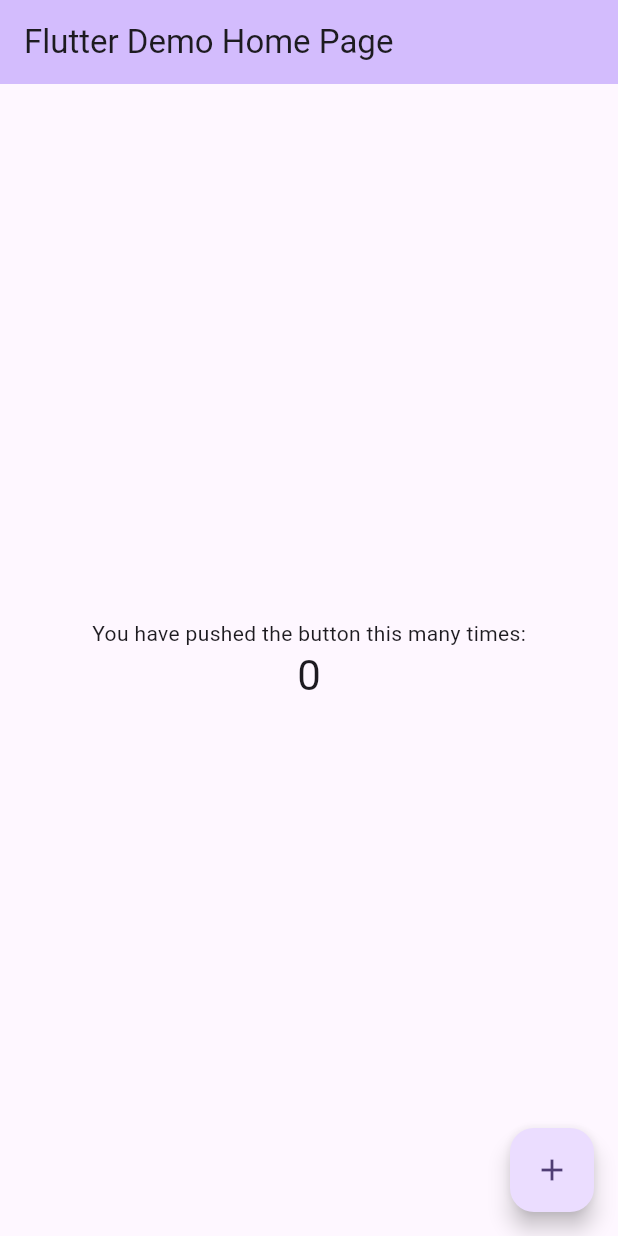
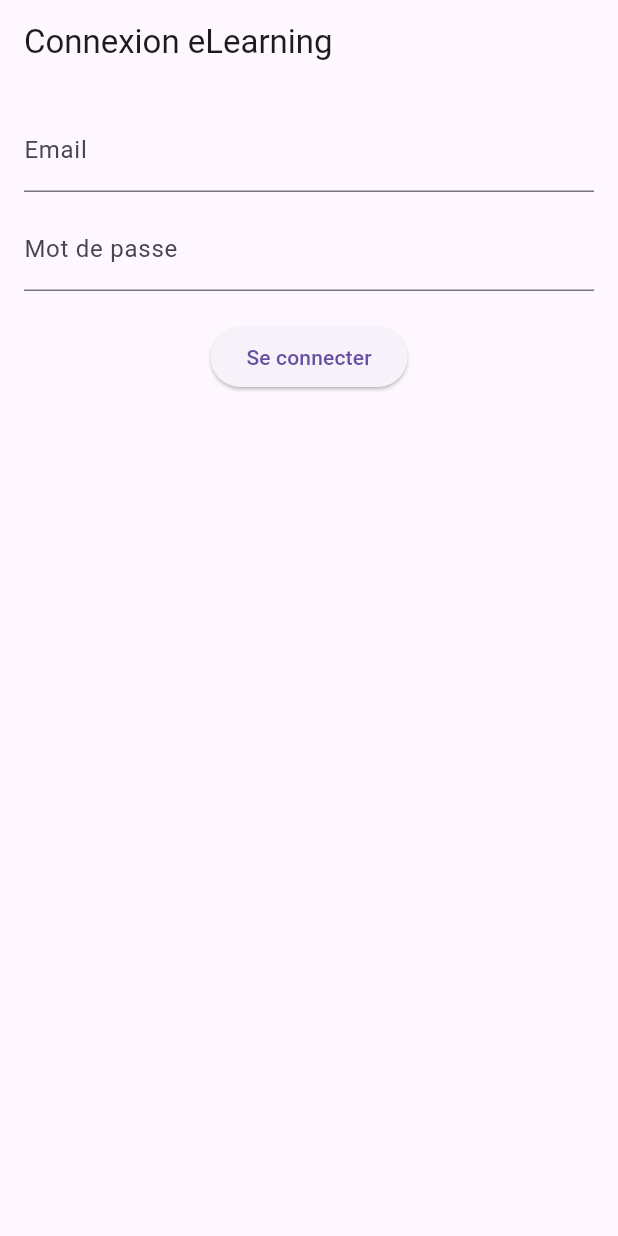
Before and after one commit to Rynd2025/elearningapp, a Flutter app: the screen it shows after launch, on a phone screen of 412 x 824 dp. Run offline on Flutter 3.47's test engine with Material 3 defaults, Android fonts, the phone set to English and light mode, and no system bars; our stand-ins replace dartz, dio, equatable, flutter_bloc, get_it.

```diff
--- a/lib/features/auth/presentation/bloc/auth_event.dart
+++ b/lib/features/auth/presentation/bloc/auth_event.dart
@@ -0,0 +1,18 @@
+part of 'auth_bloc.dart';
+
+sealed class AuthEvent extends Equatable {
+  const AuthEvent();
+
+  @override
+  List<Object> get props => [];
+}
+
+final class AuthLoginRequested extends AuthEvent {
+  final String email;
+  final String password;
+
+  const AuthLoginRequested({required this.email, required this.password});
+
+  @override
+  List<Object> get props => [email, password];
+}
--- a/lib/features/auth/presentation/bloc/auth_state.dart
+++ b/lib/features/auth/presentation/bloc/auth_state.dart
@@ -0,0 +1,28 @@
+part of 'auth_bloc.dart';
+
+sealed class AuthState extends Equatable {
+  const AuthState();
+
+  @override
+  List<Object> get props => [];
+}
+
+final class AuthInitial extends AuthState {}
+
+final class AuthLoading extends AuthState {}
+
+final class AuthSuccess extends AuthState {
+  final UserEntity user;
+  const AuthSuccess(this.user);
+
+  @override
+  List<Object> get props => [user];
+}
+
+final class AuthFailure extends AuthState {
+  final String message;
+  const AuthFailure(this.message);
+
+  @override
+  List<Object> get props => [message];
+}
--- a/lib/features/auth/presentation/pages/login_page.dart
+++ b/lib/features/auth/presentation/pages/login_page.dart
@@ -0,0 +1,85 @@
+import 'package:flutter/material.dart';
+import 'package:flutter_bloc/flutter_bloc.dart';
+import 'package:elearningapp_frontend/features/auth/presentation/bloc/auth_bloc.dart';
+
+class LoginPage extends StatefulWidget {
+  const LoginPage({super.key});
+
+  @override
+  State<LoginPage> createState() => _LoginPageState();
+}
+
+class _LoginPageState extends State<LoginPage> {
+  final emailController = TextEditingController();
+  final passwordController = TextEditingController();
+  final formKey = GlobalKey<FormState>();
+
+  @override
+  void dispose() {
+    emailController.dispose();
+    passwordController.dispose();
+    super.dispose();
+  }
+
+  @override
+  Widget build(BuildContext context) {
+    return Scaffold(
+      appBar: AppBar(title: const Text('Connexion eLearning')),
+      body: BlocConsumer<AuthBloc, AuthState>(
+        listener: (context, state) {
+          if (state is AuthFailure) {
+            ScaffoldMessenger.of(
+              context,
+            ).showSnackBar(SnackBar(content: Text(state.message)));
+          }
+          if (state is AuthSuccess) {
+            ScaffoldMessenger.of(context).showSnackBar(
+              const SnackBar(content: Text('Connexion réussie !')),
+            );
+            // Redirection vers l'accueil ici plus tard
+          }
+        },
+        builder: (context, state) {
+          if (state is AuthLoading) {
+            return const Center(child: CircularProgressIndicator());
+          }
+
+          return Padding(
+            padding: const EdgeInsets.all(16.0),
+            child: Form(
+              key: formKey,
+              child: Column(
+                children: [
+                  TextFormField(
+                    controller: emailController,
+                    decoration: const InputDecoration(labelText: 'Email'),
+                  ),
+                  const SizedBox(height: 10),
+                  TextFormField(
+                    controller: passwordController,
+                    decoration: const InputDecoration(
+                      labelText: 'Mot de passe',
+                    ),
+                    obscureText: true,
+                  ),
+                  const SizedBox(height: 20),
+                  ElevatedButton(
+                    onPressed: () {
+                      context.read<AuthBloc>().add(
+                        AuthLoginRequested(
+                          email: emailController.text.trim(),
+                          password: passwordController.text.trim(),
+                        ),
+                      );
+                    },
+                    child: const Text('Se connecter'),
+                  ),
+                ],
+              ),
+            ),
+          );
+        },
+      ),
+    );
+  }
+}
--- a/lib/features/auth/usecases/login_usecase.dart
+++ b/lib/features/auth/usecases/login_usecase.dart
@@ -8,6 +8,7 @@ class LoginUseCase {
 
   LoginUseCase(this.repository);
 
+  // La méthode 'call' permet d'appeler la classe comme une fonction
   Future<Either<Failure, UserEntity>> call(LoginParams params) async {
     return await repository.login(
       email: params.email,
@@ -16,7 +17,7 @@ class LoginUseCase {
   }
 }
 
-// Une classe simple pour passer les paramètres proprement
+// Classe pour regrouper les paramètres de connexion
 class LoginParams {
   final String email;
   final String password;
--- a/lib/init/init_dependencies.dart
+++ b/lib/init/init_dependencies.dart
@@ -1,3 +1,4 @@
+import 'package:elearningapp_frontend/features/auth/presentation/bloc/auth_bloc.dart';
 import 'package:elearningapp_frontend/features/auth/usecases/login_usecase.dart';
 import 'package:get_it/get_it.dart';
 import 'package:dio/dio.dart';
@@ -24,4 +25,8 @@ Future<void> initDependencies() async {
 
   // UseCase
   serviceLocator.registerFactory(() => LoginUseCase(serviceLocator()));
+  // À ajouter dans votre fonction initDependencies()
+  serviceLocator.registerFactory(
+    () => AuthBloc(loginUseCase: serviceLocator()),
+  );
 }
--- a/lib/main.dart
+++ b/lib/main.dart
@@ -1,121 +1,27 @@
+import 'package:elearningapp_frontend/init/init_dependencies.dart';
 import 'package:flutter/material.dart';
+import 'package:flutter_bloc/flutter_bloc.dart';
+import 'package:elearningapp_frontend/features/auth/presentation/bloc/auth_bloc.dart';
+import 'package:elearningapp_frontend/features/auth/presentation/pages/login_page.dart';
 
-void main() {
+void main() async {
+  WidgetsFlutterBinding.ensureInitialized();
+  await initDependencies(); // Initialise GetIt
   runApp(const MyApp());
 }
 
 class MyApp extends StatelessWidget {
   const MyApp({super.key});
 
-  // This widget is the root of your application.
   @override
   Widget build(BuildContext context) {
-    return MaterialApp(
-      title: 'Flutter Demo',
-      theme: ThemeData(
-        // This is the theme of your application.
-        //
-        // TRY THIS: Try running your application with "flutter run". You'll see
-        // the application has a purple toolbar. Then, without quitting the app,
-        // try changing the seedColor in the colorScheme below to Colors.green
-        // and then invoke "hot reload" (save your changes or press the "hot
-        // reload" button in a Flutter-supported IDE, or press "r" if you used
-        // the command line to start the app).
-        //
-        // Notice that the counter didn't reset back to zero; the application
-        // state is not lost during the reload. To reset the state, use hot
-        // restart instead.
-        //
-        // This works for code too, not just values: Most code changes can be
-        // tested with just a hot reload.
-        colorScheme: .fromSeed(seedColor: Colors.deepPurple),
-      ),
-      home: const MyHomePage(title: 'Flutter Demo Home Page'),
-    );
-  }
-}
-
-class MyHomePage extends StatefulWidget {
-  const MyHomePage({super.key, required this.title});
-
-  // This widget is the home page of your application. It is stateful, meaning
-  // that it has a State object (defined below) that contains fields that affect
-  // how it looks.
-
-  // This class is the configuration for the state. It holds the values (in this
-  // case the title) provided by the parent (in this case the App widget) and
-  // used by the build method of the State. Fields in a Widget subclass are
-  // always marked "final".
-
-  final String title;
-
-  @override
-  State<MyHomePage> createState() => _MyHomePageState();
-}
-
-class _MyHomePageState extends State<MyHomePage> {
-  int _counter = 0;
-
-  void _incrementCounter() {
-    setState(() {
-      // This call to setState tells the Flutter framework that something has
-      // changed in this State, which causes it to rerun the build method below
-      // so that the display can reflect the updated values. If we changed
-      // _counter without calling setState(), then the build method would not be
-      // called again, and so nothing would appear to happen.
-      _counter++;
-    });
-  }
-
-  @override
-  Widget build(BuildContext context) {
-    // This method is rerun every time setState is called, for instance as done
-    // by the _incrementCounter method above.
-    //
-    // The Flutter framework has been optimized to make rerunning build methods
-    // fast, so that you can just rebuild anything that needs updating rather
-    // than having to individually change instances of widgets.
-    return Scaffold(
-      appBar: AppBar(
-        // TRY THIS: Try changing the color here to a specific color (to
-        // Colors.amber, perhaps?) and trigger a hot reload to see the AppBar
-        // change color while the other colors stay the same.
-        backgroundColor: Theme.of(context).colorScheme.inversePrimary,
-        // Here we take the value from the MyHomePage object that was created by
-        // the App.build method, and use it to set our appbar title.
-        title: Text(widget.title),
-      ),
-      body: Center(
-        // Center is a layout widget. It takes a single child and positions it
-        // in the middle of the parent.
-        child: Column(
-          // Column is also a layout widget. It takes a list of children and
-          // arranges them vertically. By default, it sizes itself to fit its
-          // children horizontally, and tries to be as tall as its parent.
-          //
-          // Column has various properties to control how it sizes itself and
-          // how it positions its children. Here we use mainAxisAlignment to
-          // center the children vertically; the main axis here is the vertical
-          // axis because Columns are vertical (the cross axis would be
-          // horizontal).
-          //
-          // TRY THIS: Invoke "debug painting" (choose the "Toggle Debug Paint"
-          // action in the IDE, or press "p" in the console), to see the
-          // wireframe for each widget.
-          mainAxisAlignment: .center,
-          children: [
-            const Text('You have pushed the button this many times:'),
-            Text(
-              '$_counter',
-              style: Theme.of(context).textTheme.headlineMedium,
-            ),
-          ],
-        ),
-      ),
-      floatingActionButton: FloatingActionButton(
-        onPressed: _incrementCounter,
-        tooltip: 'Increment',
-        child: const Icon(Icons.add),
+    return BlocProvider(
+      create: (_) => serviceLocator<AuthBloc>(),
+      child: MaterialApp(
+        debugShowCheckedModeBanner: false,
+        title: 'eLearning App',
+        theme: ThemeData(primarySwatch: Colors.deepPurple),
+        home: const LoginPage(),
       ),
     );
   }
--- a/pubspec.yaml
+++ b/pubspec.yaml
@@ -31,6 +31,7 @@ dependencies:
   flutter:
     sdk: flutter
 
+
   # The following adds the Cupertino Icons font to your application.
   # Use with the CupertinoIcons class for iOS style icons.
   cupertino_icons: ^1.0.8
@@ -39,6 +40,7 @@ dependencies:
   get_it: ^9.2.1
   equatable: ^2.0.8
   dartz: ^0.10.1
+  flutter_secure_storage: ^9.2.2
 
 dev_dependencies:
   flutter_test:
```
Also changed, not shown: lib/features/auth/data/datasources/auth_remote_data_source.dart (+9 -1 lines), lib/features/auth/data/repositories/auth_repository_impl.dart (+39 -0 lines), pubspec.lock, 5 other files.
